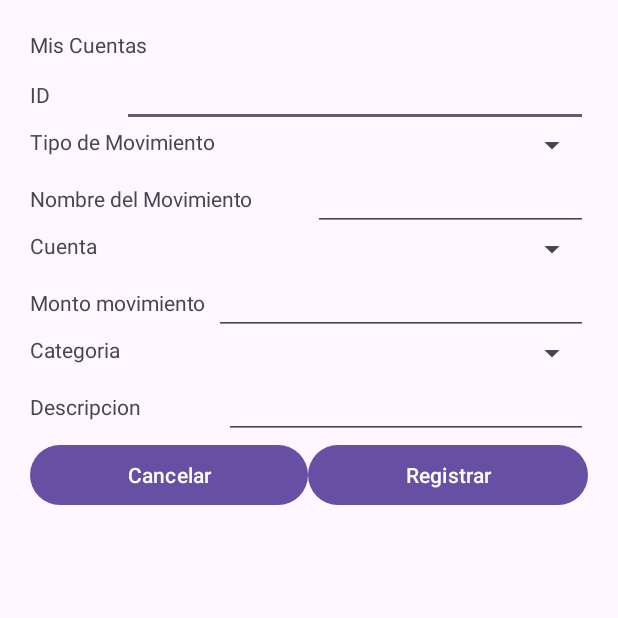
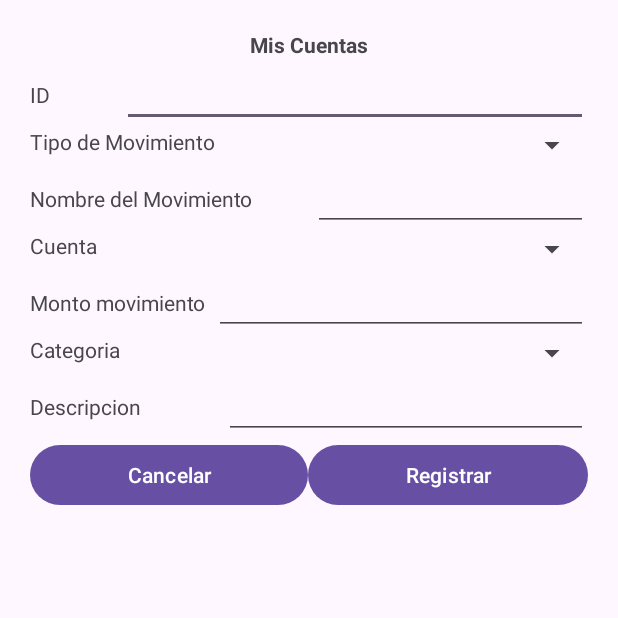
Before and after one commit to AndreaLaruta/agendafinanciera, an Android app: the PRegistrarMovimiento screen opened directly, with no data from a screen before it, on a phone screen of 412 x 824 dp, the top half of it. Run offline under Robolectric (Android 15) with nearby library versions, the light colour scheme and no system bars.

Commit message:
Centering the titles in every view or activity

```diff
--- a/app/src/main/res/layout/activity_contacto.xml
+++ b/app/src/main/res/layout/activity_contacto.xml
@@ -12,8 +12,9 @@
         android:id="@+id/textView"
         android:layout_width="match_parent"
         android:layout_height="wrap_content"
+        android:gravity="center"
+        android:textStyle="bold"
         android:text="Mis Cuentas"
-        android:gravity="center"
         android:layout_margin="3dp"
         tools:ignore="MissingConstraints" />
 
--- a/app/src/main/res/layout/activity_cuenta.xml
+++ b/app/src/main/res/layout/activity_cuenta.xml
@@ -12,6 +12,8 @@
         android:id="@+id/textView"
         android:layout_width="match_parent"
         android:layout_height="wrap_content"
+        android:gravity="center"
+        android:textStyle="bold"
         android:text="Mis Cuentas"
         tools:ignore="MissingConstraints" />
 
--- a/app/src/main/res/layout/activity_movimiento.xml
+++ b/app/src/main/res/layout/activity_movimiento.xml
@@ -12,6 +12,8 @@
         android:id="@+id/textView"
         android:layout_width="match_parent"
         android:layout_height="wrap_content"
+        android:gravity="center"
+        android:textStyle="bold"
         android:text="Mis movimientos"
         tools:ignore="MissingConstraints" />
 
--- a/app/src/main/res/layout/activity_objetivo.xml
+++ b/app/src/main/res/layout/activity_objetivo.xml
@@ -12,6 +12,8 @@
         android:id="@+id/textView"
         android:layout_width="match_parent"
         android:layout_height="wrap_content"
+        android:gravity="center"
+        android:textStyle="bold"
         android:text="Mis objetivos"
         tools:ignore="MissingConstraints" />
 
--- a/app/src/main/res/layout/activity_registrar_movimiento.xml
+++ b/app/src/main/res/layout/activity_registrar_movimiento.xml
@@ -12,6 +12,8 @@
         android:id="@+id/textView"
         android:layout_width="match_parent"
         android:layout_height="wrap_content"
+        android:gravity="center"
+        android:textStyle="bold"
         android:text="Mis Cuentas"
         tools:ignore="MissingConstraints" />
 
```
